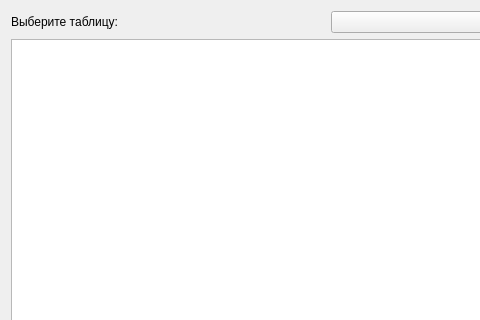
First picture: the form in planExpert/dialog.ui, repository NikolayShvets/expert, before the edit; both pictures show x 0 to 480 and y 0 to 320 of the 655 by 420 pixel window.
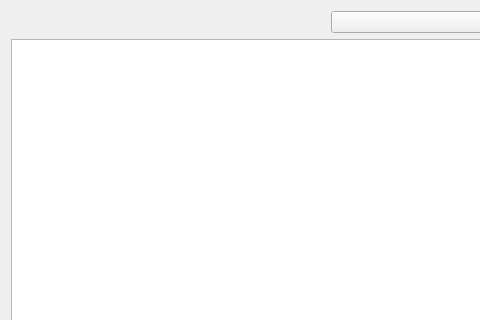
Second picture: the form after the edit.

```diff
--- a/planExpert/dialog.ui
+++ b/planExpert/dialog.ui
@@ -25,7 +25,7 @@
      <item row="0" column="0">
       <widget class="QLabel" name="label">
        <property name="text">
-        <string>Выберите таблицу:</string>
+        <string/>
        </property>
       </widget>
      </item>
```
Left out of the diff: 6 changed lines with no effect on the pictures.
